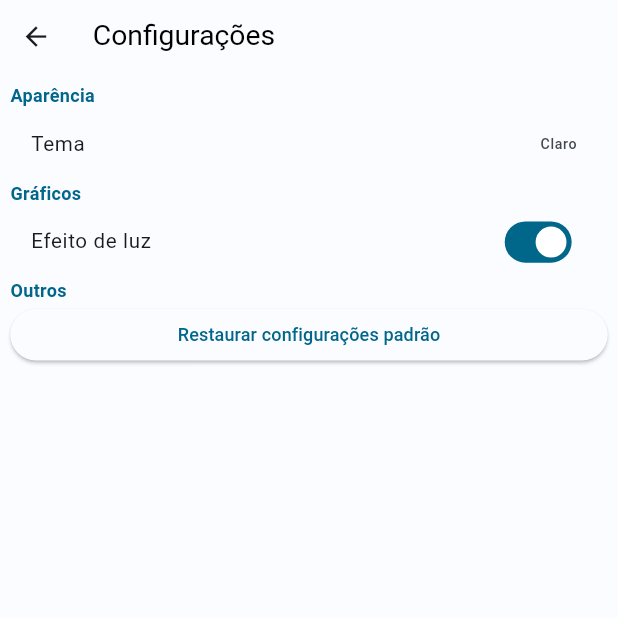
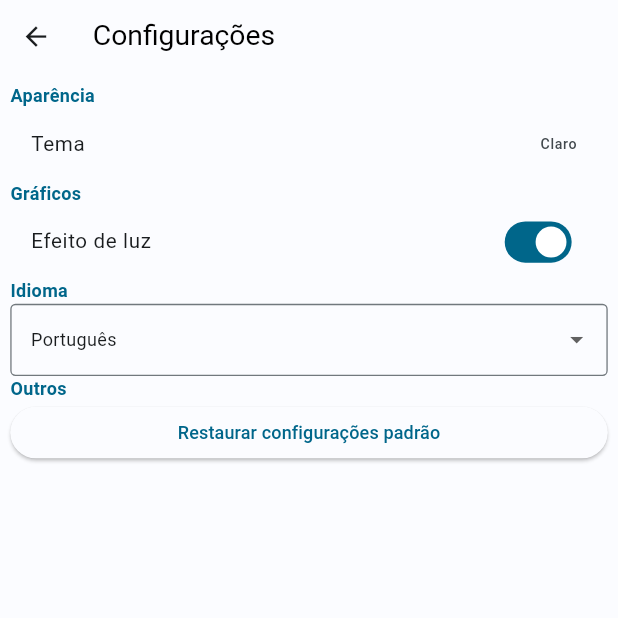
Before and after one commit to LuanRoger/VolumeVault, a Flutter app: the ConfigurationPage screen opened by its route, on a phone screen of 412 x 824 dp, the top half of it. Run offline on Flutter 3.47's test engine with Material 2 defaults, Android fonts, the phone set to English and light mode, and no system bars; our stand-ins replace dio, envied, flutter_animate, flutter_hooks, freezed_annotation, google_fonts and 7 more; missing offline and left inert: eeffects; accounts and stored records are empty; generated files the repository leaves out were written again; network calls fail.

Commit message:
feat(language):  create preferences for localization

```diff
--- /dev/null
+++ b/lib/l10n/l10n.dart
@@ -0,0 +1,16 @@
+import 'package:flutter/material.dart';
+import 'package:volume_vault/l10n/supported_locales.dart';
+
+class L10n {
+  static List<Locale> get locales => List.from(SupportedLocales.values
+      .map((e) => e.locale)
+      .toList(growable: false));
+
+  static SupportedLocales getLocaleFromCode(int code) {
+    try {
+      return SupportedLocales.values.firstWhere((e) => e.code == code);
+    } catch (_) {
+      return SupportedLocales.ptBR;
+    }
+  }
+}
--- /dev/null
+++ b/lib/l10n/supported_locales.dart
@@ -0,0 +1,11 @@
+import 'package:flutter/material.dart';
+
+enum SupportedLocales {
+  ptBR(0, Locale("pt", "BR")),
+  enUS(1, Locale("en", "US"));
+
+  final int code;
+  final Locale locale;
+
+  const SupportedLocales(this.code, this.locale);
+}
--- a/lib/pages/configuration_page.dart
+++ b/lib/pages/configuration_page.dart
@@ -1,6 +1,8 @@
 import 'package:flutter/material.dart';
 import 'package:flutter_hooks/flutter_hooks.dart';
 import 'package:hooks_riverpod/hooks_riverpod.dart';
+import 'package:volume_vault/l10n/l10n.dart';
+import 'package:volume_vault/l10n/supported_locales.dart';
 import 'package:volume_vault/models/enums/theme_brightness.dart';
 import 'package:volume_vault/providers/providers.dart';
 import 'package:volume_vault/shared/widgets/text_body_title.dart';
@@ -126,6 +128,8 @@ class ConfigurationPage extends HookConsumerWidget {
   Widget build(BuildContext context, WidgetRef ref) {
     final themePreferences = ref.watch(themePreferencesStateProvider);
     final graphicsPreferences = ref.watch(graphicsPreferencesStateProvider);
+    final localizationPreferences =
+        ref.watch(localizationPreferencesStateProvider);
 
     final resetConfigLoadingState = useState(false);
 
@@ -157,6 +161,21 @@ class ConfigurationPage extends HookConsumerWidget {
                 onChanged: (newValue) => _toggleLightEffect(ref, newValue),
               ),
             ),
+            TextBodyTitle("Idioma"),
+            DropdownButtonFormField<SupportedLocales>(
+                value: localizationPreferences.localization,
+                style: Theme.of(context).textTheme.bodyMedium,
+                items: const [
+                  DropdownMenuItem(
+                    value: SupportedLocales.ptBR,
+                    child: Text("Português"),
+                  ),
+                  DropdownMenuItem(
+                    value: SupportedLocales.enUS,
+                    child: Text("English"),
+                  ),
+                ],
+                onChanged: (newValue) {}),
             TextBodyTitle(AppLocalizations.of(context)!
                 .otherSectionTitleConfigurationsPage),
             ElevatedButton(
--- a/lib/providers/providers.dart
+++ b/lib/providers/providers.dart
@@ -8,6 +8,7 @@ import 'package:volume_vault/models/http_code.dart';
 import 'package:volume_vault/models/http_response.dart';
 import 'package:volume_vault/models/user_info_model.dart';
 import 'package:volume_vault/providers/interfaces/graphics_preferences_state.dart';
+import 'package:volume_vault/providers/interfaces/localization_preferences_state.dart';
 import 'package:volume_vault/providers/interfaces/server_config_notifier.dart';
 import 'package:volume_vault/providers/interfaces/theme_preferences_state.dart';
 import 'package:volume_vault/providers/interfaces/user_session_notifier.dart';
@@ -15,6 +16,7 @@ import 'package:volume_vault/services/auth_service.dart';
 import 'package:volume_vault/services/book_service.dart';
 import 'package:volume_vault/services/utils_service.dart';
 import 'package:volume_vault/shared/preferences/models/graphics_preferences.dart';
+import 'package:volume_vault/shared/preferences/models/localization_preferences.dart';
 import 'package:volume_vault/shared/preferences/models/theme_preferences.dart';
 import 'package:volume_vault/shared/storage/models/server_config.dart';
 import 'package:volume_vault/shared/storage/models/user_session.dart';
@@ -38,6 +40,8 @@ final themePreferencesStateProvider =
 final graphicsPreferencesStateProvider =
     StateNotifierProvider<GraphicsPreferencesState, GraphicsPreferences>(
         (_) => throw UnimplementedError());
+final localizationPreferencesStateProvider =
+    StateNotifierProvider<LocalizationPreferencesState, LocalizationPreferences>((_) => throw UnimplementedError());
 
 final userInfoProvider = FutureProvider<UserInfoModel?>((ref) async {
   final userSession = await ref.watch(userSessionNotifierProvider.future);
--- a/lib/shared/preferences/app_preferences.dart
+++ b/lib/shared/preferences/app_preferences.dart
@@ -1,11 +1,15 @@
 import 'package:flutter/foundation.dart';
 import 'package:volume_vault/shared/preferences/models/graphics_preferences.dart';
+import 'package:volume_vault/shared/preferences/models/localization_preferences.dart';
 import 'package:volume_vault/shared/preferences/models/theme_preferences.dart';
 
 class AppPreferences extends ChangeNotifier {
   final ThemePreferences themePreferences;
   final GraphicsPreferences graphicsPreferences;
+  final LocalizationPreferences localizationPreferences;
 
   AppPreferences(
-      {required this.themePreferences, required this.graphicsPreferences});
+      {required this.themePreferences,
+      required this.graphicsPreferences,
+      required this.localizationPreferences});
 }
--- a/lib/shared/preferences/preferences_key.dart
+++ b/lib/shared/preferences/preferences_key.dart
@@ -5,4 +5,5 @@ class PreferencesKey {
   static const String serverPortPrefKey = "serverPort";
   static const String serverApiKeyPrefKey = "serverApiKey";
   static const String serverProtocolPrefKey = "serverProtocol";
+  static const String localizationPrefKey = "localization";
 }
```
Also changed, not shown: lib/app.dart (+5 -4 lines), lib/main.dart (+14 -1 lines), lib/providers/interfaces/localization_preferences_state.dart (added, +26 -0 lines), lib/shared/preferences/models/localization_preferences.dart (added, +11 -0 lines).
